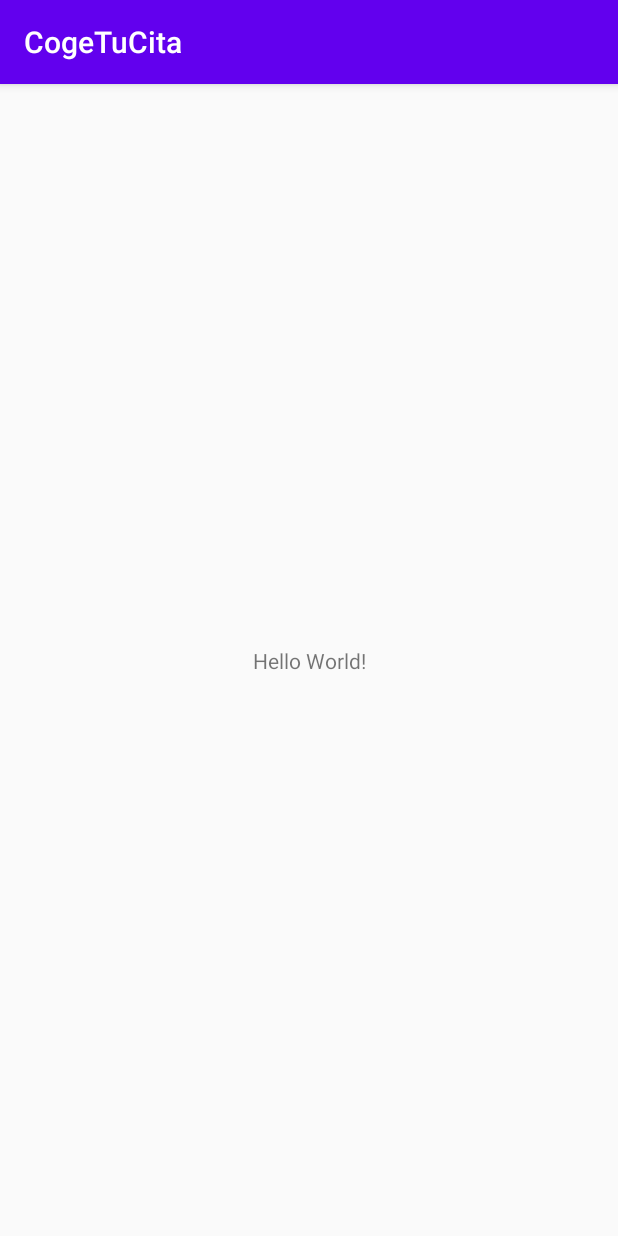
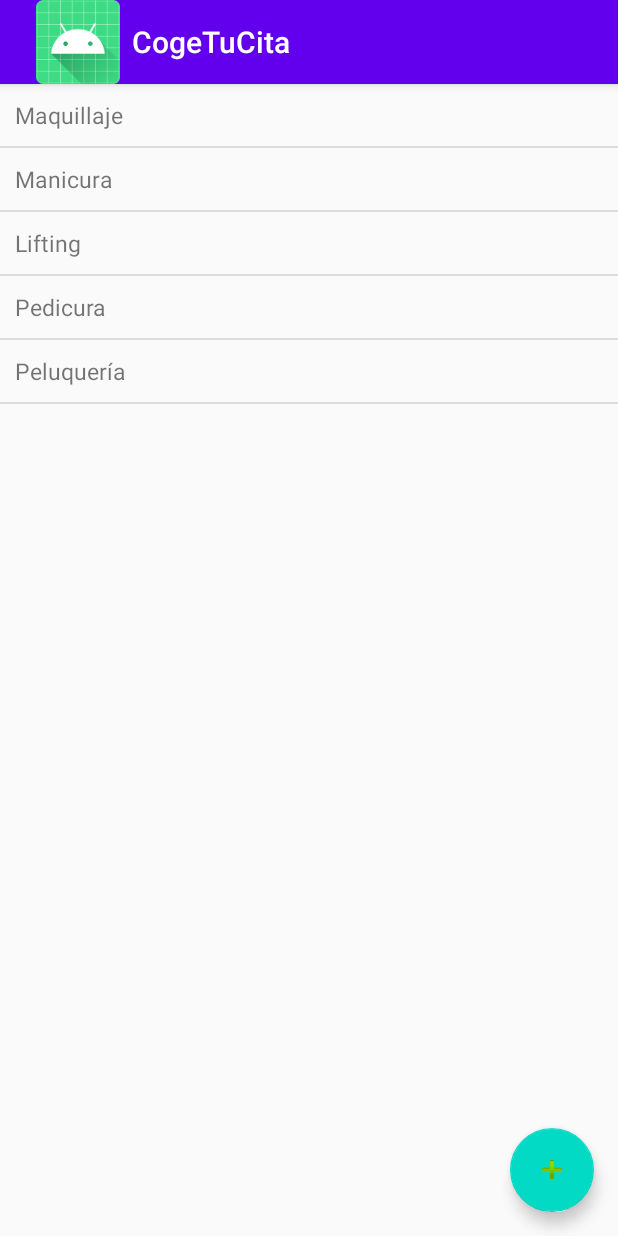
Before and after one commit to JorgeGalingP/android-appointments, an Android app: the screen it shows after launch (MainActivity), on a phone screen of 412 x 824 dp. Run offline under Robolectric (Android 15) with nearby library versions, the phone set to English and light mode, and no system bars.

Commit message:
Added basic functionality with database product population

```diff
--- a/app/build.gradle
+++ b/app/build.gradle
@@ -26,6 +26,9 @@ dependencies {
     implementation fileTree(dir: "libs", include: ["*.jar"])
     implementation 'androidx.appcompat:appcompat:1.2.0'
     implementation 'androidx.constraintlayout:constraintlayout:2.0.2'
+    implementation 'androidx.cardview:cardview:1.0.0'
+    implementation 'androidx.recyclerview:recyclerview:1.1.0'
+    implementation 'com.google.android.material:material:1.0.0'
     testImplementation 'junit:junit:4.12'
     androidTestImplementation 'androidx.test.ext:junit:1.1.2'
     androidTestImplementation 'androidx.test.espresso:espresso-core:3.3.0'
--- a/app/src/main/java/com/ldm/cogetucita/MainActivity.java
+++ b/app/src/main/java/com/ldm/cogetucita/MainActivity.java
@@ -1,13 +1,78 @@
 package com.ldm.cogetucita;
 
+import android.view.View;
+import android.widget.ProgressBar;
+import android.widget.Toast;
 import androidx.appcompat.app.AppCompatActivity;
 import android.os.Bundle;
+import androidx.recyclerview.widget.DividerItemDecoration;
+import androidx.recyclerview.widget.LinearLayoutManager;
+import androidx.recyclerview.widget.RecyclerView;
+import com.google.android.material.floatingactionbutton.FloatingActionButton;
+import com.ldm.cogetucita.adapters.ProductAdapter;
+import com.ldm.cogetucita.bbdd.AdminSQLiteOpenHelper;
+import com.ldm.cogetucita.models.Product;
+
+import java.util.List;
 
 public class MainActivity extends AppCompatActivity {
+    private ProductAdapter productAdapter;
+    private ProgressBar progressBar;
+
+    private List<Product> productList;
 
     @Override
     protected void onCreate(Bundle savedInstanceState) {
         super.onCreate(savedInstanceState);
         setContentView(R.layout.activity_main);
+
+        progressBar = findViewById(R.id.progressBar);
+        progressBar.setIndeterminate(true);
+        progressBar.setVisibility(View.VISIBLE);
+
+        if (getSupportActionBar() != null){
+            getSupportActionBar().setDisplayShowHomeEnabled(true);
+            getSupportActionBar().setIcon(R.mipmap.ic_launcher);
+        }
+
+        // init Database
+        AdminSQLiteOpenHelper adminSQLiteOpenHelper = new AdminSQLiteOpenHelper(this, "db", null, 1);
+
+        // set Products
+        setProductList(adminSQLiteOpenHelper.searchAllProducts(this));
+        progressBar.setVisibility(View.GONE);
+
+        // set RecyclerView
+        RecyclerView recyclerView = findViewById(R.id.recyclerView);
+        recyclerView.setHasFixedSize(true);
+        recyclerView.addItemDecoration(
+                new DividerItemDecoration(this, DividerItemDecoration.VERTICAL));
+
+        // set Adapter
+        productAdapter = new ProductAdapter(this);
+        recyclerView.setAdapter(productAdapter);
+
+        // set LinearLayoutManager
+        LinearLayoutManager layoutManager = new LinearLayoutManager(getApplicationContext());
+        recyclerView.setLayoutManager(layoutManager);
+
+        recyclerView.getRecycledViewPool().setMaxRecycledViews(R.id.recyclerView, 0);
+
+        // set Fab
+        FloatingActionButton fab = findViewById(R.id.reloadFab);
+        fab.setOnClickListener(new View.OnClickListener() {
+            @Override
+            public void onClick(View view) {
+                Toast.makeText(MainActivity.this, "Added example!", Toast.LENGTH_SHORT).show();
+            }
+        });
+    }
+
+    public List<Product> getProductList() {
+        return productList;
+    }
+
+    public void setProductList(List<Product> productList) {
+        this.productList = productList;
     }
 }
--- /dev/null
+++ b/app/src/main/java/com/ldm/cogetucita/adapters/ProductAdapter.java
@@ -0,0 +1,82 @@
+package com.ldm.cogetucita.adapters;
+
+import android.content.Context;
+import android.view.LayoutInflater;
+import android.view.View;
+import android.view.ViewGroup;
+import android.widget.TextView;
+import android.widget.Toast;
+import androidx.recyclerview.widget.RecyclerView;
+import com.ldm.cogetucita.MainActivity;
+import com.ldm.cogetucita.R;
+import com.ldm.cogetucita.models.Product;
+
+public class ProductAdapter extends RecyclerView.Adapter<ProductAdapter.ViewHolder> {
+    private MainActivity mainActivity;
+
+    public ProductAdapter(MainActivity mainActivity){
+        this.mainActivity = mainActivity;
+    }
+
+    public class ViewHolder extends RecyclerView.ViewHolder implements View.OnClickListener {
+        public TextView productNameTextView;
+        private Context context;
+
+        public ViewHolder(MainActivity mainActivity,
+                          Context context,
+                          View itemView) {
+            super(itemView);
+
+            // set views
+            productNameTextView = itemView.findViewById(R.id.nameTextView);
+
+            // store the context
+            this.context = context;
+
+            // attach a click listener to the entire row view
+            itemView.setOnClickListener(this);
+        }
+
+        @Override
+        public void onClick(View view) {
+            int position = getAdapterPosition();
+
+            if (position != RecyclerView.NO_POSITION) {
+                Product product = mainActivity.getProductList().get(position);
+                Toast.makeText(this.context, "Selected " + product.getName() + "!", Toast.LENGTH_SHORT).show();
+            }
+        }
+    }
+
+    @Override
+    public ViewHolder onCreateViewHolder(ViewGroup parent, int viewType) {
+        // usually involves inflating a layout from XML and returning the holder
+        Context context = parent.getContext();
+        LayoutInflater layoutInflater = LayoutInflater.from(context);
+
+        View productView = layoutInflater.inflate(R.layout.item_product, parent, false);
+        ViewHolder productViewHolder = new ViewHolder(this.mainActivity, context, productView);
+
+        return productViewHolder;
+    }
+
+    @Override
+    public void onBindViewHolder(ViewHolder holder, int position) {
+        // involves populating data into the item through holder
+        Product product = mainActivity.getProductList().get(position);
+
+        // set TextView
+        TextView textView = holder.productNameTextView;
+        textView.setText(product.getName());
+    }
+
+    @Override
+    public int getItemViewType(int position) {
+        return position;
+    }
+
+    @Override
+    public int getItemCount() {
+        return mainActivity.getProductList().size();
+    }
+}
--- a/app/src/main/java/com/ldm/cogetucita/bbdd/AdminSQLiteOpenHelper.java
+++ b/app/src/main/java/com/ldm/cogetucita/bbdd/AdminSQLiteOpenHelper.java
@@ -1,8 +1,14 @@
 package com.ldm.cogetucita.bbdd;
 
+import android.content.ContentValues;
 import android.content.Context;
+import android.database.Cursor;
 import android.database.sqlite.SQLiteDatabase;
 import android.database.sqlite.SQLiteOpenHelper;
+import com.ldm.cogetucita.models.Product;
+
+import java.util.ArrayList;
+import java.util.List;
 
 public class AdminSQLiteOpenHelper extends SQLiteOpenHelper {
     public AdminSQLiteOpenHelper(Context context, String name, SQLiteDatabase.CursorFactory factory, int version) {
@@ -10,15 +16,96 @@ public class AdminSQLiteOpenHelper extends SQLiteOpenHelper {
     }
 
     @Override
-    public void onCreate(SQLiteDatabase myDatabase) {
-        myDatabase.execSQL("CREATE TABLE IF NOT EXISTS Product(id INTEGER PRIMARY KEY AUTOINCREMENT, name TEXT, description TEXT, price REAL, image TEXT)");
-        myDatabase.execSQL("CREATE TABLE IF NOT EXISTS Appointment(id INTEGER PRIMARY KEY AUTOINCREMENT, name TEXT, surname TEXT, date TEXT, location TEXT, product_id REFERENCES Product(id))");
+    public void onCreate(SQLiteDatabase db) {
+        db.execSQL("CREATE TABLE IF NOT EXISTS Product(id INTEGER PRIMARY KEY AUTOINCREMENT, name TEXT, description TEXT, price REAL, image TEXT)");
+        db.execSQL("CREATE TABLE IF NOT EXISTS Appointment(id INTEGER PRIMARY KEY AUTOINCREMENT, name TEXT, surname TEXT, email TEXT, date TEXT, location TEXT, product_id REFERENCES Product(id))");
 
-
+        db.execSQL("INSERT INTO Product(name, description, price, image) VALUES ('Maquillaje', 'El maquillaje es la práctica de decorar la piel y otras partes visibles del cuerpo para resaltarlas o mejorar su aspecto. Tambien designa también los cosméticos que se emplean, tales como los lápices de labios y sombras de ojos.', 25.50, 'makeup.jpg')");
+        db.execSQL("INSERT INTO Product(name, description, price, image) VALUES ('Manicura', 'Una manicura es un tratamiento de belleza cosmético para las uñas y manos que suele realizarse en casa o en un salón de belleza. En una manicura se cortan o liman los bordes de las uñas, se realizan masajes a las manos y se aplica esmalte de uñas.', 17.50, 'nails.jpg')");
+        db.execSQL("INSERT INTO Product(name, description, price, image) VALUES ('Lifting', 'El lifting facial es una intervención estética que tiene como finalidad principal combatir el envejecimiento facial. Para eliminar las arrugas e imperfecciones de la cara y el cuello la piel se estira mediante una cirugía mínimamente invasiva.', 23.75, 'lifting.jpg')");
+        db.execSQL("INSERT INTO Product(name, description, price, image) VALUES ('Pedicura', 'La pedicura es el tratamiento de las afecciones cutáneas córneas propias de los pies. Un tratamiento de pedicura también es una manera de mejorar el aspecto de los pies y las uñas.', 35.00, 'pedicure.jpg')");
+        db.execSQL("INSERT INTO Product(name, description, price, image) VALUES ('Peluquería', 'Una peluquería o barbería es un local donde se ofrecen varios servicios estéticos, principalmente el corte de pelo, pero también suelen realizarse otros como afeitado, depilado, manicura, pedicura, etc.', 10.25, 'hair.jpg')");
     }
 
     @Override
     public void onUpgrade(SQLiteDatabase db, int oldVersion, int newVersion) {
 
     }
+
+    public Product searchProduct(String name, Context context){
+        AdminSQLiteOpenHelper adminSQLiteOpenHelper = new AdminSQLiteOpenHelper(context, "db", null, 1);
+        SQLiteDatabase bd = adminSQLiteOpenHelper.getWritableDatabase();
+
+        Product product = new Product();
+
+        if (!name.isEmpty()) {
+            Cursor cursor = bd.rawQuery("SELECT id, name, description, price, image from Product WHERE name = " + name, null);
+
+            if (cursor.moveToFirst()){
+                product.setId(Integer.parseInt(cursor.getString(0)));
+                product.setName(cursor.getString(1));
+                product.setDescription(cursor.getString(2));
+                product.setPrice(Float.parseFloat(cursor.getString(3)));
+                product.setDescription(cursor.getString(4));
+            }
+
+            cursor.close();
+            bd.close();
+        }
+
+        return product;
+    }
+
+    public List<Product> searchAllProducts(Context context){
+        AdminSQLiteOpenHelper adminSQLiteOpenHelper = new AdminSQLiteOpenHelper(context, "db", null, 1);
+        SQLiteDatabase bd = adminSQLiteOpenHelper.getWritableDatabase();
+
+        List<Product> productList = new ArrayList<>();
+
+        Cursor cursor = bd.rawQuery("SELECT id, name, description, price, image from Product", null);
+
+        if (cursor.moveToFirst()){
+            while (!cursor.isAfterLast()){
+                Product product = new Product();
+                product.setId(Integer.parseInt(cursor.getString(0)));
+                product.setName(cursor.getString(1));
+                product.setDescription(cursor.getString(2));
+                product.setPrice(Float.parseFloat(cursor.getString(3)));
+                product.setDescription(cursor.getString(4));
+
+                productList.add(product);
+
+                cursor.moveToNext();
+            }
+        }
+
+        cursor.close();
+        bd.close();
+
+        return productList;
+    }
+
+    public boolean registerAppointment(String name, String surname, String email, String date, String location, Product product, Context context){
+        AdminSQLiteOpenHelper adminSQLiteOpenHelper = new AdminSQLiteOpenHelper(context, "db", null, 1);
+        SQLiteDatabase bd = adminSQLiteOpenHelper.getWritableDatabase();
+
+        boolean done = false;
+
+        if (!name.isEmpty() && !email.isEmpty() && product.getId() != null){
+            ContentValues contentValues = new ContentValues();
+            contentValues.put("name", name);
+            contentValues.put("surname", surname);
+            contentValues.put("email", email);
+            contentValues.put("date", date);
+            contentValues.put("location", location);
+            contentValues.put("product_id", product.getId());
+
+            bd.insert("Product", null, contentValues);
+            bd.close();
+
+            done = true;
+        }
+
+        return done;
+    }
 }
--- a/app/src/main/java/com/ldm/cogetucita/models/Product.java
+++ b/app/src/main/java/com/ldm/cogetucita/models/Product.java
@@ -1,13 +1,16 @@
 package com.ldm.cogetucita.models;
 
 public class Product {
-    private int id;
+    private Integer id;
     private String name;
     private String description;
     private float price;
     private String image;
 
-    public Product(int id,
+    public Product() {
+    }
+
+    public Product(Integer id,
                    String name,
                    String description,
                    float price,
@@ -19,11 +22,11 @@ public class Product {
         this.image = image;
     }
 
-    public int getId() {
+    public Integer getId() {
         return id;
     }
 
-    public void setId(int id) {
+    public void setId(Integer id) {
         this.id = id;
     }
 
--- a/app/src/main/res/layout/activity_main.xml
+++ b/app/src/main/res/layout/activity_main.xml
@@ -6,13 +6,44 @@
         android:layout_width="match_parent"
         android:layout_height="match_parent"
         tools:context=".MainActivity">
-    <TextView
+
+    <com.google.android.material.floatingactionbutton.FloatingActionButton
+            android:id="@+id/reloadFab"
             android:layout_width="wrap_content"
             android:layout_height="wrap_content"
-            android:text="Hello World!"
+            android:layout_gravity="end|bottom"
+            app:srcCompat="@android:drawable/ic_input_add"
+            android:layout_margin="16dp"
+            app:layout_constraintTop_toTopOf="parent"
             app:layout_constraintBottom_toBottomOf="parent"
+            android:layout_marginBottom="696dp"
+            app:layout_constraintStart_toStartOf="parent"
+            android:layout_marginEnd="371dp"
+            android:layout_marginRight="371dp"
+            app:layout_constraintEnd_toEndOf="parent"
+            app:layout_constraintHorizontal_bias="1.0"
+            app:layout_constraintVertical_bias="1.0"/>
+
+    <androidx.recyclerview.widget.RecyclerView
+            android:id="@+id/recyclerView"
+            android:layout_width="0dp"
+            android:layout_height="0dp"
+            app:layout_constraintBottom_toBottomOf="parent"
+            app:layout_constraintEnd_toEndOf="parent"
+            app:layout_constraintStart_toStartOf="parent"
+            app:layout_constraintTop_toTopOf="parent"
+            app:layout_constraintHorizontal_bias="0.0"
+            app:layout_constraintVertical_bias="0.0"/>
+
+    <ProgressBar
+            style="?android:attr/progressBarStyle"
+            android:id="@+id/progressBar"
+            android:layout_gravity="center"
+            android:layout_width="85dp"
+            android:layout_height="85dp"
             app:layout_constraintLeft_toLeftOf="parent"
             app:layout_constraintRight_toRightOf="parent"
-            app:layout_constraintTop_toTopOf="parent"/>
+            app:layout_constraintTop_toTopOf="parent"
+            app:layout_constraintBottom_toBottomOf="parent"/>
 
 </androidx.constraintlayout.widget.ConstraintLayout>
--- /dev/null
+++ b/app/src/main/res/layout/item_product.xml
@@ -0,0 +1,17 @@
+<?xml version="1.0" encoding="utf-8"?>
+<LinearLayout
+        xmlns:android="http://schemas.android.com/apk/res/android"
+        android:orientation="vertical"
+        android:layout_width="match_parent"
+        android:layout_height="wrap_content"
+        android:paddingTop="10dp"
+        android:paddingBottom="10dp"
+        android:paddingLeft="10dp"
+        android:paddingRight="10dp">
+
+    <TextView
+            android:id="@+id/nameTextView"
+            android:layout_width="match_parent"
+            android:layout_height="wrap_content"
+            android:textSize="15sp"/>
+</LinearLayout>
```
Also changed, not shown: app/src/main/java/com/ldm/cogetucita/models/Appointment.java (+14 -0 lines), app/src/main/res/mipmap-hdpi/ic_launcher.png, app/src/main/res/mipmap-hdpi/ic_launcher_round.png (added), app/src/main/res/mipmap-mdpi/ic_launcher.png, app/src/main/res/mipmap-mdpi/ic_launcher_round.png (added), app/src/main/res/mipmap-xhdpi/ic_launcher.png, app/src/main/res/mipmap-xhdpi/ic_launcher_round.png (added), app/src/main/res/mipmap-xxhdpi/ic_launcher.png, app/src/main/res/mipmap-xxhdpi/ic_launcher_round.png (added), app/src/main/res/mipmap-xxxhdpi/ic_launcher.png, app/src/main/res/mipmap-xxxhdpi/ic_launcher_round.png (added).
